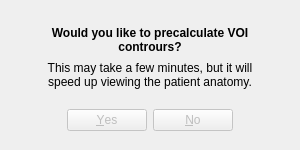
Before: the Qt Designer form pytripgui/view/contouring_dialog.ui in pytrip/pytripgui, drawn with Qt 5.
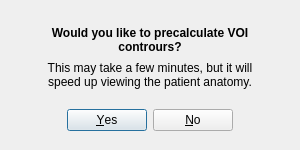
After: the same form once the commit is applied.

Commit message: precalculating contours dialog works

The edit to the form file:
```diff
--- a/pytripgui/view/contouring_dialog.ui
+++ b/pytripgui/view/contouring_dialog.ui
@@ -43,7 +43,7 @@
   </widget>
   <widget class="QDialogButtonBox" name="button_box">
    <property name="enabled">
-    <bool>false</bool>
+    <bool>true</bool>
    </property>
    <property name="geometry">
     <rect>
```
Left out of the diff: 4 changed lines with no effect on the pictures. The commit also changes 6 other files.
